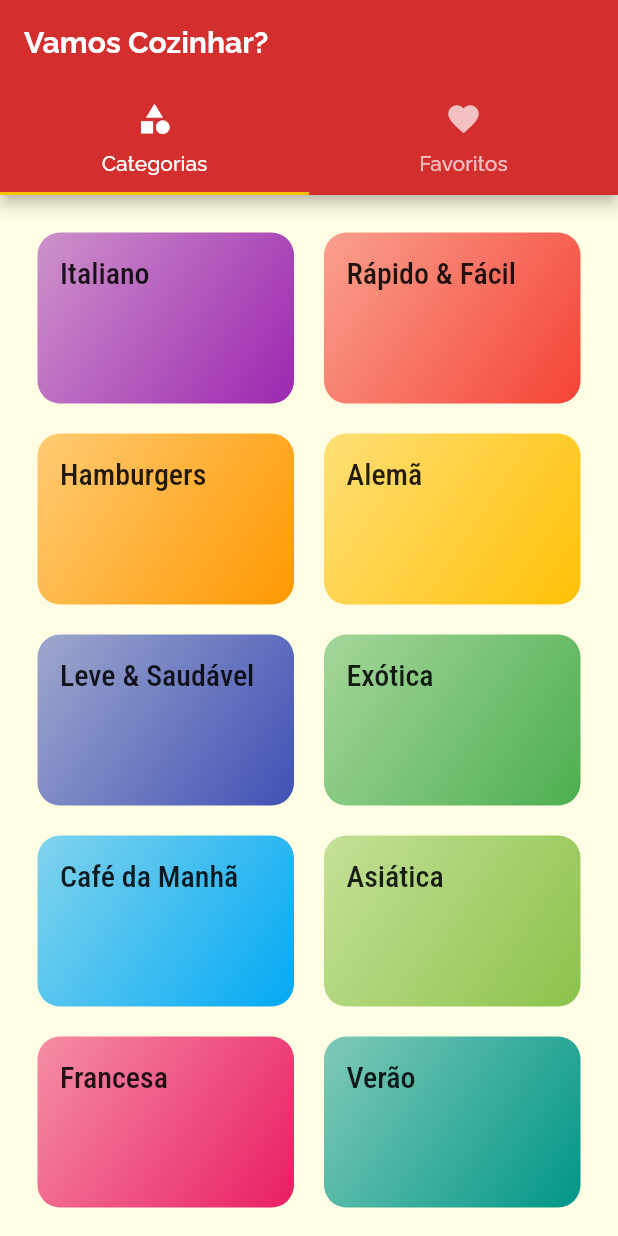
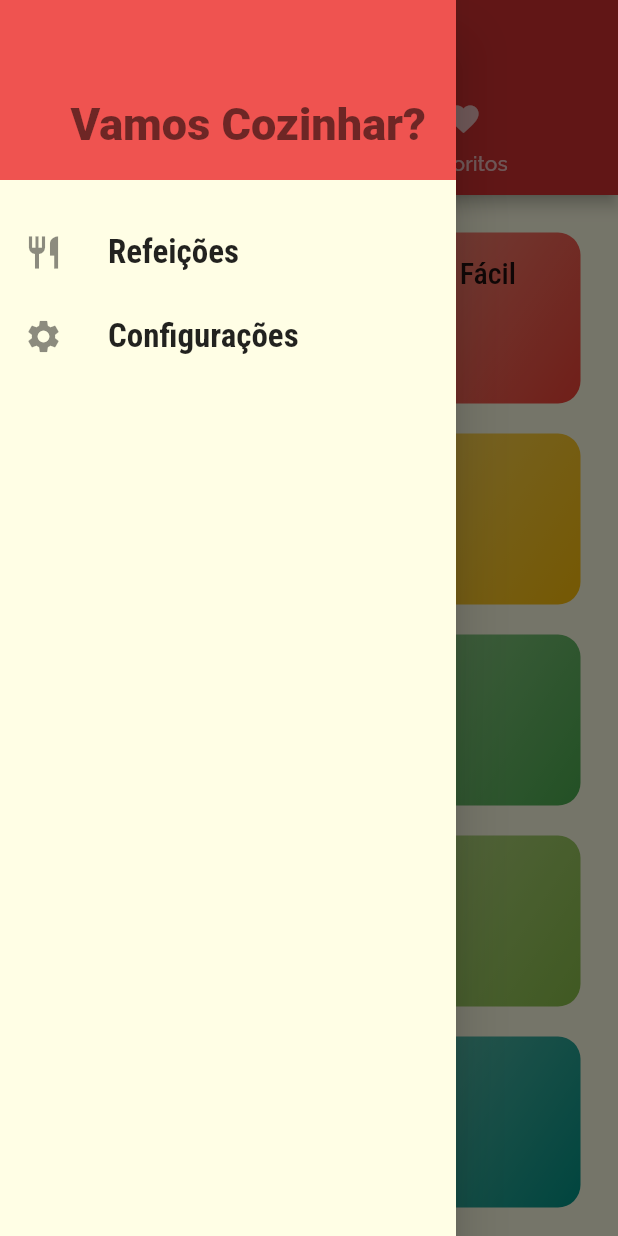
Before and after one commit to VitorL02/Meals, a Flutter app: the screen it shows after launch, with the side drawer open (before the commit the screen has no drawer), on a phone screen of 412 x 824 dp. Run offline on Flutter 3.47's test engine with Material 2 defaults, Android fonts, the phone set to English and light mode, and no system bars.

Commit message:
Criaçaõ do Drawer e dos elementos de configuração e refeição

```diff
--- /dev/null
+++ b/lib/components/mainDrawer.dart
@@ -0,0 +1,47 @@
+import 'package:flutter/material.dart';
+
+class MainDrawer extends StatelessWidget {
+  Widget _createItem(IconData icon, String label) {
+    return ListTile(
+      leading: Icon(
+        icon,
+        size: 26,
+      ),
+      title: Text(
+        label,
+        style: TextStyle(
+            fontFamily: 'RobotoCondensed',
+            fontSize: 22,
+            fontWeight: FontWeight.bold),
+      ),
+      onTap: () {},
+    );
+  }
+
+  @override
+  Widget build(BuildContext context) {
+    return Drawer(
+        child: Column(
+      children: [
+        Container(
+          height: 120,
+          width: double.infinity,
+          padding: EdgeInsets.all(20),
+          color: Colors.red[400],
+          alignment: Alignment.bottomRight,
+          child: Text(
+            'Vamos Cozinhar?',
+            style: TextStyle(
+              color: Colors.black54,
+              fontWeight: FontWeight.w900,
+              fontSize: 30,
+            ),
+          ),
+        ),
+        SizedBox(height: 20),
+        _createItem(Icons.restaurant, 'Refeições'),
+        _createItem(Icons.settings, 'Configurações'),
+      ],
+    ));
+  }
+}
--- a/lib/screens/tabsScreen.dart
+++ b/lib/screens/tabsScreen.dart
@@ -2,6 +2,7 @@ import 'package:flutter/material.dart';
 
 import 'categoriesScreen.dart';
 import 'favoriteScreen.dart';
+import '../components/mainDrawer.dart';
 
 class TabsScreen extends StatelessWidget {
   @override
@@ -9,6 +10,7 @@ class TabsScreen extends StatelessWidget {
     return DefaultTabController(
       length: 2,
       child: Scaffold(
+        drawer: MainDrawer(),
         appBar: AppBar(
           title: Text(
             'Vamos Cozinhar?',
```
